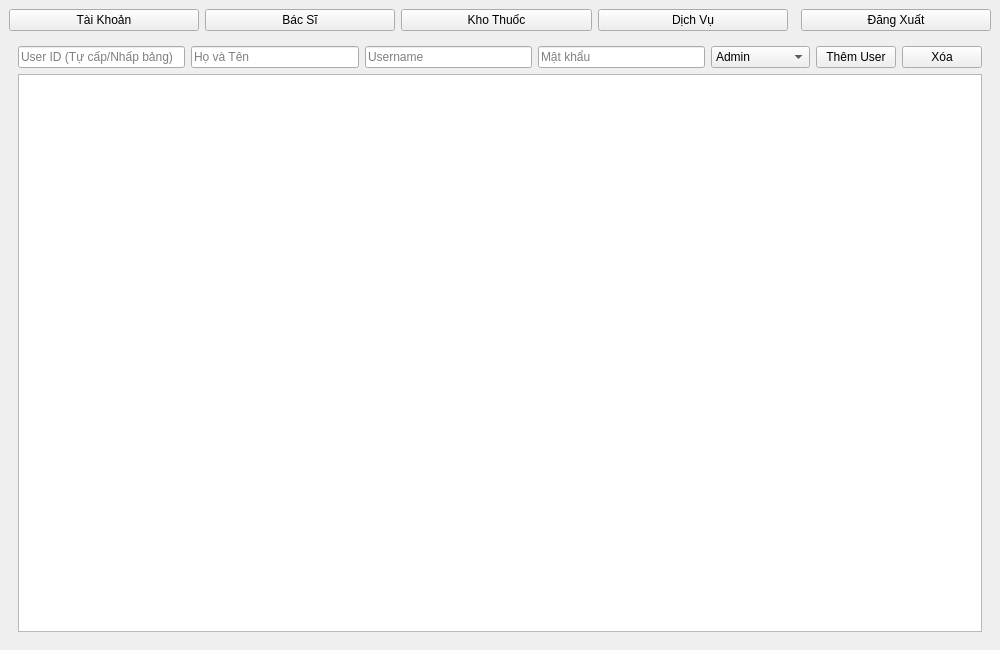
The window that src/ui/AdminMenu.ui (prestonwanttorevenge/PBL2) describes before a commit, drawn with Qt 5.
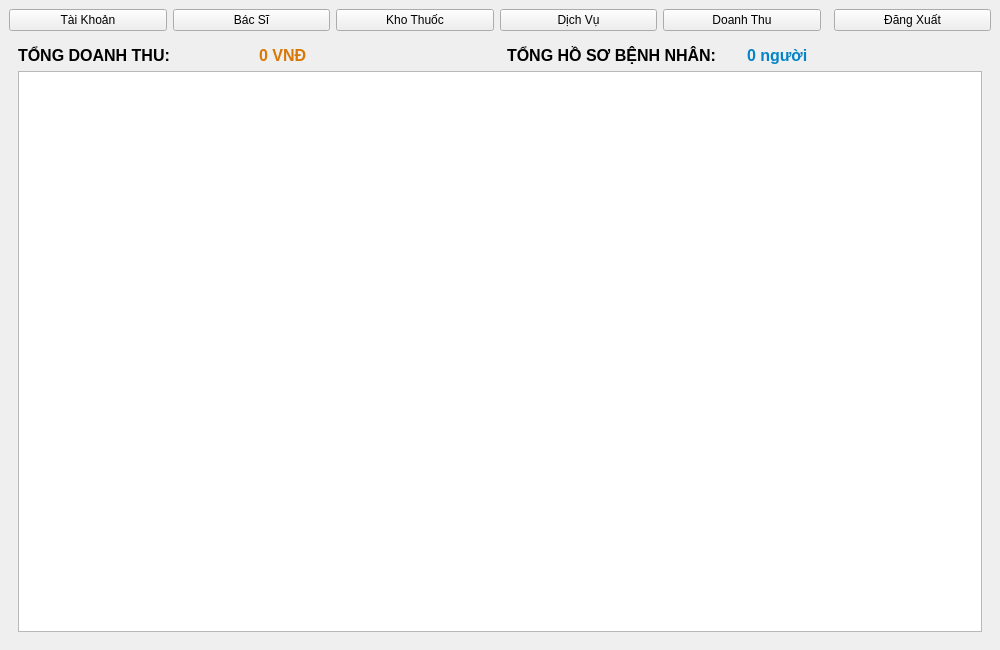
The same window after the commit. The open tabs and pages were chosen to show the change.

Commit message: Sửa giao diện AdminMenu

```diff
--- a/src/ui/AdminMenu.ui
+++ b/src/ui/AdminMenu.ui
@@ -12,6 +12,10 @@
       <item><widget class="QPushButton" name="btnManageDoctors"><property name="text"><string>Bác Sĩ</string></property></widget></item>
       <item><widget class="QPushButton" name="btnManageMedicines"><property name="text"><string>Kho Thuốc</string></property></widget></item>
       <item><widget class="QPushButton" name="btnManageServices"><property name="text"><string>Dịch Vụ</string></property></widget></item>
+      
+      <!-- NÚT MỚI: Truy cập bảng Doanh Thu -->
+      <item><widget class="QPushButton" name="btnViewRevenue"><property name="text"><string>Doanh Thu</string></property></widget></item>
+      
       <item><spacer name="horizontalSpacer"><property name="orientation"><enum>Qt::Horizontal</enum></property></spacer></item>
       <item><widget class="QPushButton" name="btnLogout"><property name="text"><string>Đăng Xuất</string></property></widget></item>
      </layout>
@@ -116,6 +120,45 @@
         <item><widget class="QTableWidget" name="tableServices" /></item>
        </layout>
       </widget>
+
+      <!-- TRANG 4 (MỚI): XEM DOANH THU & THỐNG KÊ (pageRevenue) -->
+      <widget class="QWidget" name="pageRevenue">
+       <layout class="QVBoxLayout" name="verticalLayoutRevenue">
+        <item>
+         <layout class="QHBoxLayout" name="horizontalLayoutRevStats">
+          <item>
+           <widget class="QLabel" name="lblTitleRevenue">
+            <property name="text"><string>&lt;b&gt;TỔNG DOANH THU:&lt;/b&gt;</string></property>
+            <property name="font"><font><pointsize>12</pointsize></font></property>
+           </widget>
+          </item>
+          <item>
+           <widget class="QLabel" name="lblTotalRevenue">
+            <property name="text"><string>0 VNĐ</string></property>
+            <property name="font"><font><pointsize>12</pointsize><weight>75</weight><bold>true</bold></font></property>
+            <property name="styleSheet"><string>color: #D97706;</string></property>
+           </widget>
+          </item>
+          <item><spacer name="horizontalSpacerRev"><property name="orientation"><enum>Qt::Horizontal</enum></property></spacer></item>
+          <item>
+           <widget class="QLabel" name="lblTitlePatients">
+            <property name="text"><string>&lt;b&gt;TỔNG HỒ SƠ BỆNH NHÂN:&lt;/b&gt;</string></property>
+            <property name="font"><font><pointsize>12</pointsize></font></property>
+           </widget>
+          </item>
+          <item>
+           <widget class="QLabel" name="lblTotalPatients">
+            <property name="text"><string>0 người</string></property>
+            <property name="font"><font><pointsize>12</pointsize><weight>75</weight><bold>true</bold></font></property>
+            <property name="styleSheet"><string>color: #0284C7;</string></property>
+           </widget>
+          </item>
+         </layout>
+        </item>
+        <item><widget class="QTableWidget" name="tableRevenue" /></item>
+       </layout>
+      </widget>
+
      </widget>
     </item>
    </layout>
```
Left out of the diff: 16 changed lines with no effect on the pictures. The commit also changes 2 other files.
